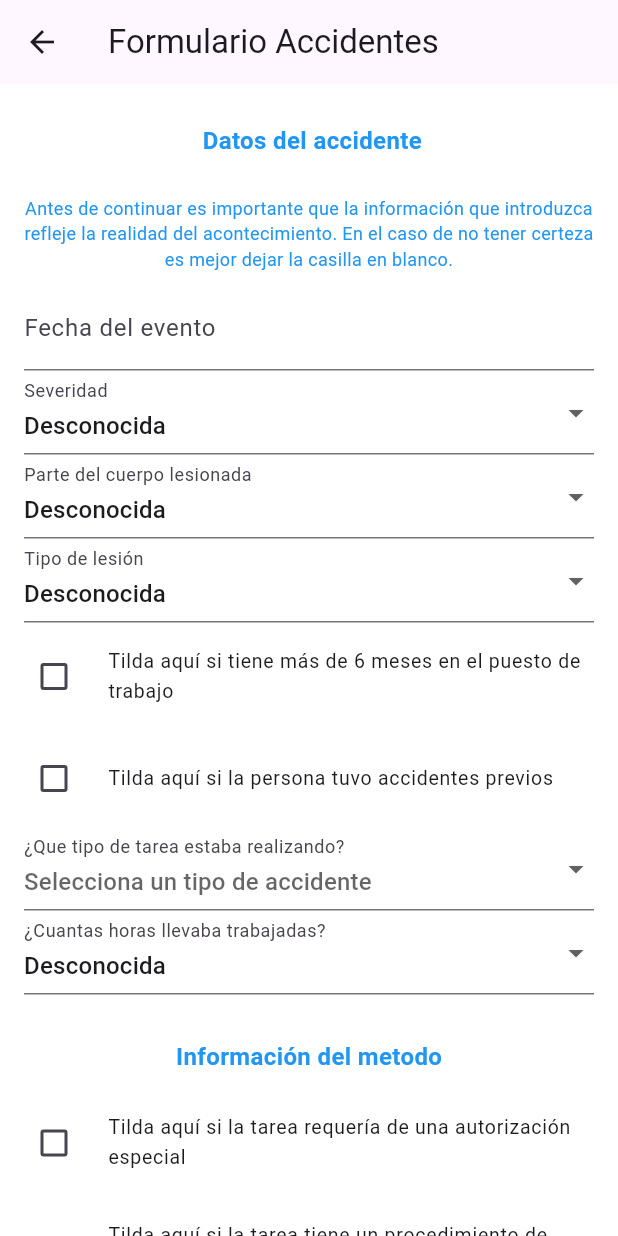
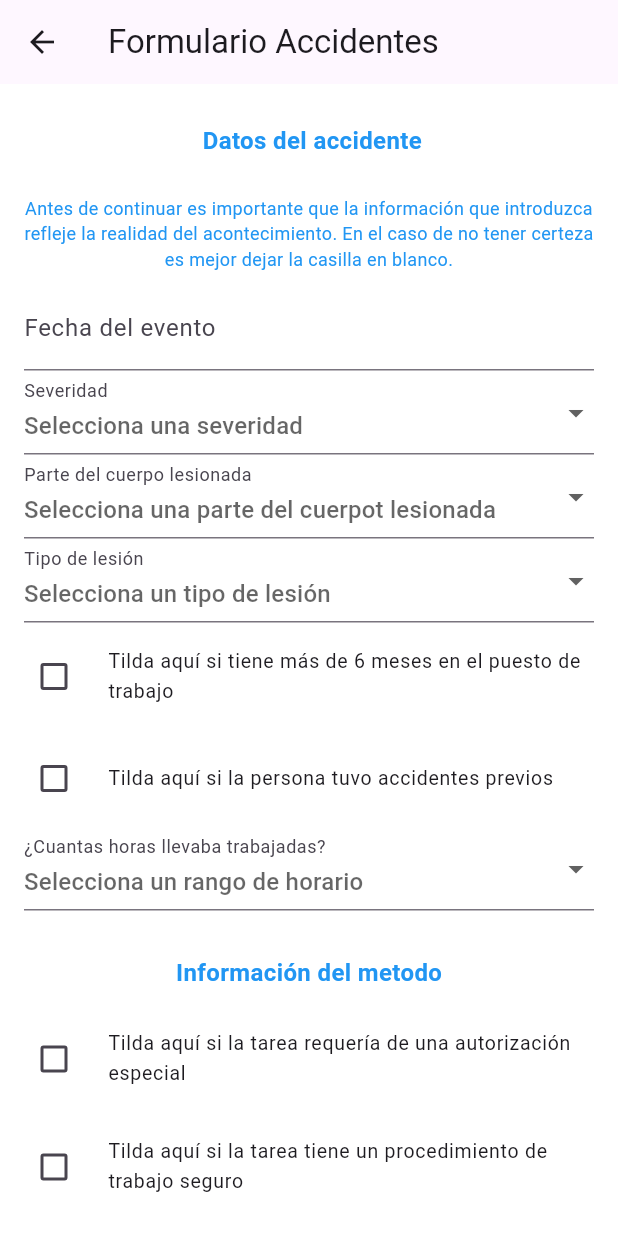
Before and after one commit to RafaelTalavera/gestionmasso, a Flutter app: the FormularioAccid screen opened by its route, on a phone screen of 412 x 824 dp. Run offline on Flutter 3.47's test engine with Material 3 defaults, Android fonts, the phone set to English and light mode, and no system bars; drawn by our look-alikes of flutter_form_builder; our stand-ins replace connectivity_plus, flutter_secure_storage, form_builder_validators, shared_preferences; missing offline and left inert: circular_bottom_navigation; accounts and stored records are empty; network calls fail.

Commit message:
feat create risk

```diff
--- a/lib/app/presentation/modules/Formulario/util/listas_dropdown.dart
+++ b/lib/app/presentation/modules/Formulario/util/listas_dropdown.dart
@@ -1,6 +1,5 @@
 class ListasDropdown {
   static List<Map<String, String>> severidades = [
-    {'label': 'Desconocida', 'value': 'DESCONOCIDA'},
     {'label': 'Casi', 'value': 'CASI'},
     {'label': 'Leve', 'value': 'LEVE'},
     {'label': 'Moderado', 'value': 'MODERADO'},
@@ -9,7 +8,6 @@ class ListasDropdown {
   ];
 
   static List<Map<String, String>> bodyPart = [
-    {'label': 'Desconocida', 'value': 'DESCONOCIDA'},
     {'label': 'Cabeza', 'value': 'CABEZA'},
     {'label': 'Cuello', 'value': 'CUELLO'},
     {'label': 'Cara', 'value': 'CARA'},
@@ -27,7 +25,6 @@ class ListasDropdown {
   ];
 
   static List<Map<String, String>> injury = [
-    {'label': 'Desconocida', 'value': 'DESCONOCIDA'},
     {'label': 'Amputación', 'value': 'AMPUTACION'},
     {'label': 'Conmoción', 'value': 'CONMOCION'},
     {'label': 'Contusión', 'value': 'CONTUSION'},
@@ -43,27 +40,17 @@ class ListasDropdown {
   ];
 
   static List<Map<String, String>> workOccasion = [
-    {'label': 'Desconocida', 'value': 'DESCONOCIDA'},
-    {'label': 'Tareas ajenas al puesto de trabajo', 'value': 'TAREAS_AJENAS'},
-    {
-      'label': 'Tareas del puesto de trabajo rutinarias',
-      'value': 'TAREAS_RUTINARIAS'
-    },
-    {
-      'label': 'Tareas del puesto de trabajo fuera de rutina',
-      'value': 'TAREAS_FUERA_RUTINA'
-    },
+    {'label': 'Tareas rutinarias', 'value': 'TAREAS_RUTINARIAS'},
+    {'label': 'Tareas no rutinas', 'value': 'TAREAS_FUERA_RUTINA'},
   ];
 
   static List<Map<String, String>> hoursWorked = [
-    {'label': 'Desconocida', 'value': 'DESCONOCIDA'},
     {'label': 'menos de 8 horas', 'value': 'MENOS_8'},
     {'label': 'más de 8 horas y menos de 12 horas', 'value': 'MAS_8'},
     {'label': 'más de 12 horas', 'value': 'MAS_12'},
   ];
 
   static List<Map<String, String>> energia = [
-    {'label': 'Desconocida', 'value': 'DESCONOCIDA'},
     {'label': 'cinética', 'value': 'CINETICA'},
     {'label': 'Elástica', 'value': 'ELASTICA'},
     {'label': 'Térmica', 'value': 'TERMICA'},
--- a/lib/app/presentation/modules/Formulario/views/formulario_view.dart
+++ b/lib/app/presentation/modules/Formulario/views/formulario_view.dart
@@ -1,5 +1,6 @@
 import 'package:flutter/material.dart';
 import 'package:flutter_form_builder/flutter_form_builder.dart';
+import 'package:form_builder_validators/form_builder_validators.dart';
 import 'package:http/http.dart' as http;
 import 'package:shared_preferences/shared_preferences.dart';
 import 'dart:convert';
@@ -185,6 +186,9 @@ class _MyFormState extends State<MyForm> {
             firstDate: DateTime(2000),
             lastDate: DateTime.now(),
             decoration: const InputDecoration(labelText: 'Fecha del evento'),
+            validator: FormBuilderValidators.required(
+              errorText: 'La fecha del evento no puede estar vacía',
+            ),
           ),
           FormBuilderDropdown(
             name: 'severity',
@@ -192,39 +196,46 @@ class _MyFormState extends State<MyForm> {
               labelText: 'Severidad',
               hintText: 'Selecciona una severidad',
             ),
+            validator: FormBuilderValidators.required(
+              errorText: 'El campo severidad no puede estar vacío',
+            ),
             items: ListasDropdown.severidades
                 .map((severidad) => DropdownMenuItem(
                       value: severidad['value'],
                       child: Text(severidad['label'] ?? ''),
                     ))
                 .toList(),
-            initialValue: ListasDropdown.severidades[0]['value'],
           ),
           FormBuilderDropdown(
             name: 'bodyPart',
             decoration: const InputDecoration(
                 labelText: 'Parte del cuerpo lesionada',
                 hintText: 'Selecciona una parte del cuerpot lesionada'),
+            validator: FormBuilderValidators.required(
+              errorText:
+                  'El campo cuerpo parte del cuerpo lesionada no puede estar vacío',
+            ),
             items: ListasDropdown.bodyPart
                 .map((bodyPart) => DropdownMenuItem(
                       value: bodyPart['value'],
                       child: Text(bodyPart['label'] ?? ''),
                     ))
                 .toList(),
-            initialValue: ListasDropdown.bodyPart[0]['value'],
           ),
           FormBuilderDropdown(
             name: 'injury',
             decoration: const InputDecoration(
                 labelText: 'Tipo de lesión',
                 hintText: 'Selecciona un tipo de lesión'),
+            validator: FormBuilderValidators.required(
+              errorText: 'El campo lesión no puede estar vacío',
+            ),
             items: ListasDropdown.injury
                 .map((injury) => DropdownMenuItem(
                       value: injury['value'],
                       child: Text(injury['label'] ?? ''),
                     ))
                 .toList(),
-            initialValue: ListasDropdown.injury[0]['value'],
           ),
           FormBuilderCheckbox(
             name: 'entry',
@@ -249,29 +260,19 @@ class _MyFormState extends State<MyForm> {
             },
           ),
           FormBuilderDropdown(
-            name: 'workOccasion',
-            decoration: const InputDecoration(
-                labelText: '¿Que tipo de tarea estaba realizando?',
-                hintText: 'Selecciona un tipo de accidente'),
-            items: ListasDropdown.workOccasion
-                .map((workOccasion) => DropdownMenuItem(
-                      value: workOccasion['value'],
-                      child: Text(workOccasion['label'] ?? ''),
-                    ))
-                .toList(),
-          ),
-          FormBuilderDropdown(
             name: 'hoursWorked',
             decoration: const InputDecoration(
                 labelText: '¿Cuantas horas llevaba trabajadas?',
                 hintText: 'Selecciona un rango de horario'),
+            validator: FormBuilderValidators.required(
+              errorText: 'El campo horas trabajadas no puede estar vacío',
+            ),
             items: ListasDropdown.hoursWorked
                 .map((hoursWorked) => DropdownMenuItem(
                       value: hoursWorked['value'],
                       child: Text(hoursWorked['label'] ?? ''),
                     ))
                 .toList(),
-            initialValue: ListasDropdown.hoursWorked[0]['value'],
           ),
           const Padding(
             padding: EdgeInsets.only(top: 20.0),
@@ -370,14 +371,16 @@ class _MyFormState extends State<MyForm> {
                     labelText: 'Energía utilizada',
                     hintText: 'Selecciona la energía utilizada',
                   ),
+                  validator: FormBuilderValidators.required(
+                    errorText: 'El campo energía no puede estar vacío',
+                  ),
                   items: ListasDropdown.energia
                       .map((energia) => DropdownMenuItem(
                             value: energia['value'],
                             child: Text(energia['label'] ?? ''),
                           ))
                       .toList(),
-                  initialValue: ListasDropdown.energia[0][
-                      'value'], // Establecer el primer elemento como predeterminado
+                  // Establecer el primer elemento como predeterminado
                 ),
                 FormBuilderCheckbox(
                   name: 'lockedIn',
--- a/pubspec.yaml
+++ b/pubspec.yaml
@@ -41,7 +41,8 @@ dependencies:
   floating_bottom_navigation_bar: ^1.5.2
   circular_bottom_navigation: ^2.3.0
   flutter_form_builder: ^9.2.1
-  intl: ^0.19.0
+  form_builder_validators: ^9.1.0
+  intl: 0.18.1
   shared_preferences: ^2.2.2
   flutter_expandable_table: ^2.0.1
   flutter_svg: ^2.0.9
```
Also changed, not shown: lib/app/presentation/modules/causas/views/causas_views.dart (+23 -3 lines), lib/app/presentation/modules/home/views/home_view.dart (+3 -72 lines), lib/app/presentation/modules/home/views/validation/build_accident_module.dart (added, +182 -0 lines), pubspec.lock, 1 other file.
